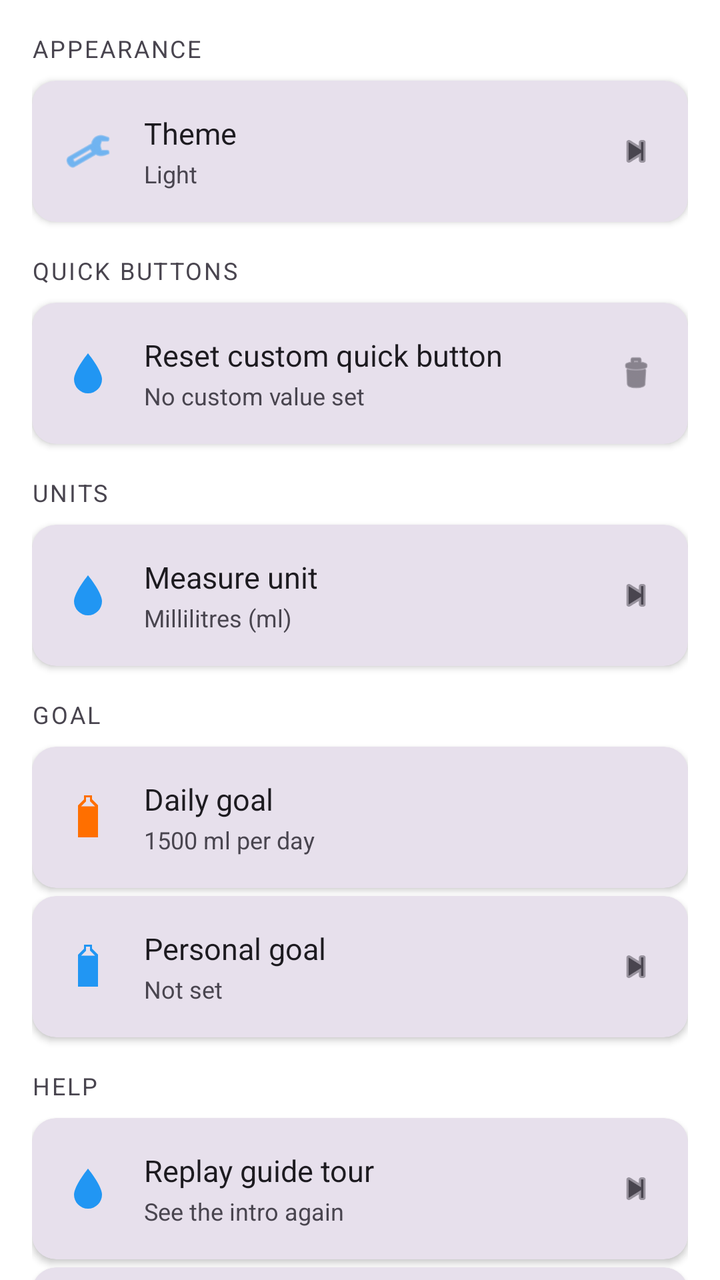
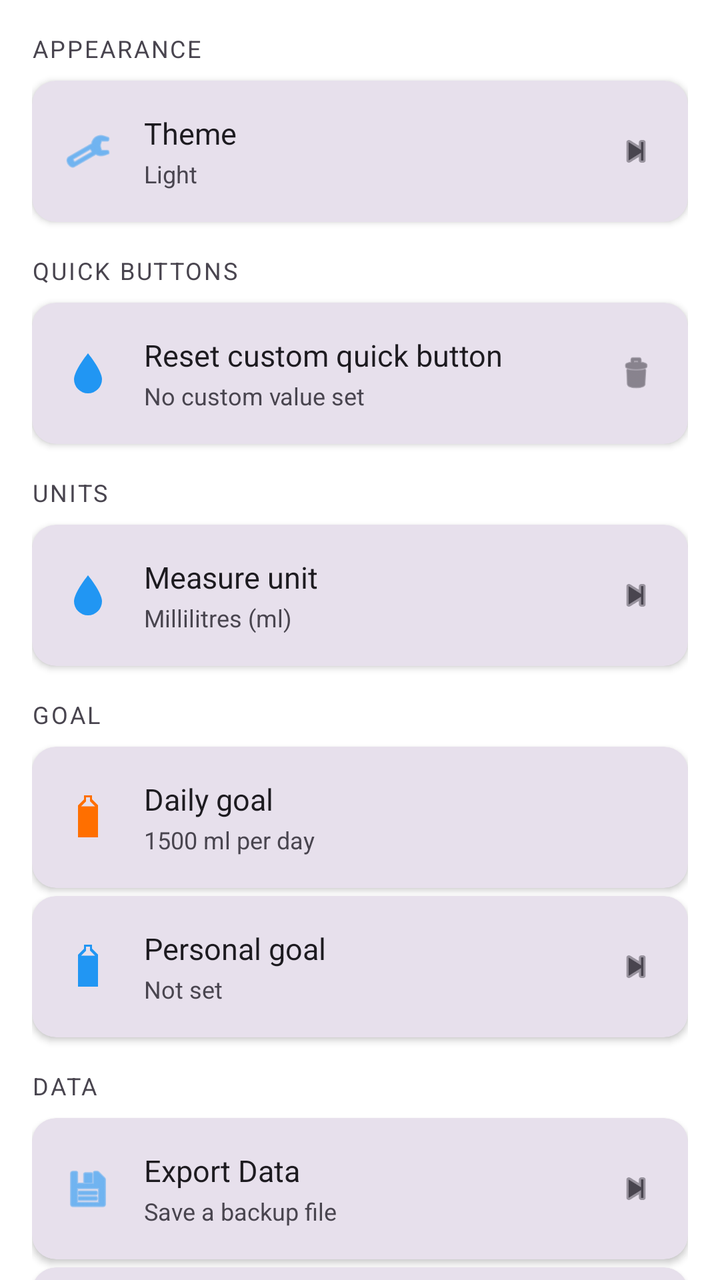

The first picture is an Android layout as it rendered before a commit; the second is the same layout after the commit. The layout source and the unified diff follow.
<!-- AndroidManifest.xml: application theme Theme.WaterReminder -->
<!-- res/layout/fragment_settings.xml -->
<?xml version="1.0" encoding="utf-8"?>
<androidx.core.widget.NestedScrollView xmlns:android="http://schemas.android.com/apk/res/android"
    xmlns:app="http://schemas.android.com/apk/res-auto"
    android:layout_width="match_parent"
    android:layout_height="match_parent"
    android:background="@color/page_background">

    <LinearLayout
        android:layout_width="match_parent"
        android:layout_height="wrap_content"
        android:orientation="vertical"
        android:padding="16dp">

        
        <TextView
            android:layout_width="match_parent"
            android:layout_height="wrap_content"
            android:layout_marginBottom="8dp"
            android:text="Appearance"
            android:textColor="?attr/colorOnSurfaceVariant"
            android:textSize="12sp"
            android:textAllCaps="true"
            android:letterSpacing="0.08" />

        <androidx.cardview.widget.CardView
            android:layout_width="match_parent"
            android:layout_height="wrap_content"
            android:layout_marginBottom="16dp"
            app:cardCornerRadius="12dp"
            app:cardElevation="2dp"
            app:cardBackgroundColor="?attr/colorSurfaceVariant">

            <LinearLayout
                android:id="@+id/row_set_theme"
                android:layout_width="match_parent"
                android:layout_height="wrap_content"
                android:orientation="horizontal"
                android:gravity="center_vertical"
                android:padding="16dp"
                android:background="?attr/selectableItemBackground"
                android:clickable="true"
                android:focusable="true">

                <ImageView
                    android:layout_width="24dp"
                    android:layout_height="24dp"
                    android:layout_marginEnd="16dp"
                    android:src="@android:drawable/ic_menu_manage"
                    android:tint="@color/brand_blue" />

                <LinearLayout
                    android:layout_width="0dp"
                    android:layout_height="wrap_content"
                    android:layout_weight="1"
                    android:orientation="vertical">

                    <TextView
                        android:layout_width="wrap_content"
                        android:layout_height="wrap_content"
                        android:text="Theme"
                        android:textColor="?attr/colorOnSurface"
                        android:textSize="15sp" />

                    <TextView
                        android:id="@+id/text_theme_current"
                        android:layout_width="wrap_content"
                        android:layout_height="wrap_content"
                        android:layout_marginTop="2dp"
                        android:text="Light"
                        android:textColor="?attr/colorOnSurfaceVariant"
                        android:textSize="12sp" />

                </LinearLayout>

                <ImageView
                    android:layout_width="20dp"
                    android:layout_height="20dp"
                    android:src="@android:drawable/ic_media_next"
                    android:tint="?attr/colorOnSurfaceVariant" />

            </LinearLayout>

        </androidx.cardview.widget.CardView>

        
        <TextView
            android:layout_width="match_parent"
            android:layout_height="wrap_content"
            android:layout_marginBottom="8dp"
            android:text="Quick buttons"
            android:textColor="?attr/colorOnSurfaceVariant"
            android:textSize="12sp"
            android:textAllCaps="true"
            android:letterSpacing="0.08" />

        <androidx.cardview.widget.CardView
            android:layout_width="match_parent"
            android:layout_height="wrap_content"
            android:layout_marginBottom="16dp"
            app:cardCornerRadius="12dp"
            app:cardElevation="2dp"
            app:cardBackgroundColor="?attr/colorSurfaceVariant">

            <LinearLayout
                android:id="@+id/row_reset_custom"
                android:layout_width="match_parent"
                android:layout_height="wrap_content"
                android:orientation="horizontal"
                android:gravity="center_vertical"
                android:padding="16dp"
                android:background="?attr/selectableItemBackground"
                android:clickable="true"
                android:focusable="true">

                <ImageView
                    android:layout_width="24dp"
                    android:layout_height="24dp"
                    android:layout_marginEnd="16dp"
                    android:src="@drawable/ic_water_drop"
                    android:tint="@color/brand_blue" />

                <LinearLayout
                    android:layout_width="0dp"
                    android:layout_height="wrap_content"
                    android:layout_weight="1"
                    android:orientation="vertical">

                    <TextView
                        android:layout_width="wrap_content"
                        android:layout_height="wrap_content"
                        android:text="Reset custom quick button"
                        android:textColor="?attr/colorOnSurface"
                        android:textSize="15sp" />

                    <TextView
                        android:id="@+id/text_custom_current"
                        android:layout_width="wrap_content"
                        android:layout_height="wrap_content"
                        android:layout_marginTop="2dp"
                        android:text="No custom value set"
                        android:textColor="?attr/colorOnSurfaceVariant"
                        android:textSize="12sp" />

                </LinearLayout>

                <ImageView
                    android:layout_width="20dp"
                    android:layout_height="20dp"
                    android:src="@android:drawable/ic_menu_delete"
                    android:tint="?attr/colorOnSurfaceVariant" />

            </LinearLayout>

        </androidx.cardview.widget.CardView>

        
        <TextView
            android:layout_width="match_parent"
            android:layout_height="wrap_content"
            android:layout_marginBottom="8dp"
            android:text="Units"
            android:textColor="?attr/colorOnSurfaceVariant"
            android:textSize="12sp"
            android:textAllCaps="true"
            android:letterSpacing="0.08" />

        <androidx.cardview.widget.CardView
            android:layout_width="match_parent"
            android:layout_height="wrap_content"
            android:layout_marginBottom="16dp"
            app:cardCornerRadius="12dp"
            app:cardElevation="2dp"
            app:cardBackgroundColor="?attr/colorSurfaceVariant">

            <LinearLayout
                android:id="@+id/row_set_unit"
                android:layout_width="match_parent"
                android:layout_height="wrap_content"
                android:orientation="horizontal"
                android:gravity="center_vertical"
                android:padding="16dp"
                android:background="?attr/selectableItemBackground"
                android:clickable="true"
                android:focusable="true">

                <ImageView
                    android:layout_width="24dp"
                    android:layout_height="24dp"
                    android:layout_marginEnd="16dp"
                    android:src="@drawable/ic_water_drop"
                    android:tint="@color/brand_blue" />

                <LinearLayout
                    android:layout_width="0dp"
                    android:layout_height="wrap_content"
                    android:layout_weight="1"
                    android:orientation="vertical">

                    <TextView
                        android:layout_width="wrap_content"
                        android:layout_height="wrap_content"
                        android:text="Measure unit"
                        android:textColor="?attr/colorOnSurface"
                        android:textSize="15sp" />

                    <TextView
                        android:id="@+id/text_unit_current"
                        android:layout_width="wrap_content"
                        android:layout_height="wrap_content"
                        android:layout_marginTop="2dp"
                        android:text="Millilitres (ml)"
                        android:textColor="?attr/colorOnSurfaceVariant"
                        android:textSize="12sp" />

                </LinearLayout>

                <ImageView
                    android:layout_width="20dp"
                    android:layout_height="20dp"
                    android:src="@android:drawable/ic_media_next"
                    android:tint="?attr/colorOnSurfaceVariant" />

            </LinearLayout>

        </androidx.cardview.widget.CardView>

        
        <TextView
            android:layout_width="match_parent"
            android:layout_height="wrap_content"
            android:layout_marginBottom="8dp"
            android:text="Goal"
            android:textColor="?attr/colorOnSurfaceVariant"
            android:textSize="12sp"
            android:textAllCaps="true"
            android:letterSpacing="0.08" />

        <androidx.cardview.widget.CardView
            android:layout_width="match_parent"
            android:layout_height="wrap_content"
            android:layout_marginBottom="2dp"
            app:cardCornerRadius="12dp"
            app:cardElevation="2dp"
            app:cardBackgroundColor="?attr/colorSurfaceVariant">

            
            <LinearLayout
                android:layout_width="match_parent"
                android:layout_height="wrap_content"
                android:orientation="horizontal"
                android:gravity="center_vertical"
                android:padding="16dp">

                <ImageView
                    android:id="@+id/imageView"
                    android:layout_width="24dp"
                    android:layout_height="24dp"
                    android:layout_marginEnd="16dp"
                    android:tint="@color/brand_orange"
                    app:srcCompat="@drawable/ic_bottle_full" />

                <LinearLayout
                    android:layout_width="0dp"
                    android:layout_height="wrap_content"
                    android:layout_weight="1"
                    android:orientation="vertical">

                    <TextView
                        android:layout_width="wrap_content"
                        android:layout_height="wrap_content"
                        android:text="Daily goal"
                        android:textColor="?attr/colorOnSurface"
                        android:textSize="15sp" />

                    <TextView
                        android:layout_width="wrap_content"
                        android:layout_height="wrap_content"
                        android:layout_marginTop="2dp"
                        android:text="1500 ml per day"
                        android:textColor="?attr/colorOnSurfaceVariant"
                        android:textSize="12sp" />

                </LinearLayout>

            </LinearLayout>

        </androidx.cardview.widget.CardView>

        <androidx.cardview.widget.CardView
            android:layout_width="match_parent"
            android:layout_height="wrap_content"
            android:layout_marginTop="2dp"
            android:layout_marginBottom="16dp"
            app:cardCornerRadius="12dp"
            app:cardElevation="2dp"
            app:cardBackgroundColor="?attr/colorSurfaceVariant">

            
            <LinearLayout
                android:id="@+id/row_set_personal_goal"
                android:layout_width="match_parent"
                android:layout_height="wrap_content"
                android:orientation="horizontal"
                android:gravity="center_vertical"
                android:padding="16dp"
                android:background="?attr/selectableItemBackground"
                android:clickable="true"
                android:focusable="true">

                <ImageView
                    android:layout_width="24dp"
                    android:layout_height="24dp"
                    android:layout_marginEnd="16dp"
                    android:src="@drawable/ic_bottle_full"
                    android:tint="@color/brand_blue" />

                <LinearLayout
                    android:layout_width="0dp"
                    android:layout_height="wrap_content"
                    android:layout_weight="1"
                    android:orientation="vertical">

                    <TextView
                        android:layout_width="wrap_content"
                        android:layout_height="wrap_content"
                        android:text="Personal goal"
                        android:textColor="?attr/colorOnSurface"
                        android:textSize="15sp" />

                    <TextView
                        android:id="@+id/text_personal_goal_current"
                        android:layout_width="wrap_content"
                        android:layout_height="wrap_content"
                        android:layout_marginTop="2dp"
                        android:text="Not set"
                        android:textColor="?attr/colorOnSurfaceVariant"
                        android:textSize="12sp" />

                </LinearLayout>

                <ImageView
                    android:layout_width="20dp"
                    android:layout_height="20dp"
                    android:src="@android:drawable/ic_media_next"
                    android:tint="?attr/colorOnSurfaceVariant" />

            </LinearLayout>

        </androidx.cardview.widget.CardView>

        
        <TextView
            android:layout_width="match_parent"
            android:layout_height="wrap_content"
            android:layout_marginBottom="8dp"
            android:text="Help"
            android:textColor="?attr/colorOnSurfaceVariant"
            android:textSize="12sp"
            android:textAllCaps="true"
            android:letterSpacing="0.08" />

        <androidx.cardview.widget.CardView
            android:layout_width="match_parent"
            android:layout_height="wrap_content"
            android:layout_marginBottom="2dp"
            app:cardCornerRadius="12dp"
            app:cardElevation="2dp"
            app:cardBackgroundColor="?attr/colorSurfaceVariant">

            <LinearLayout
                android:id="@+id/row_replay_tour"
                android:layout_width="match_parent"
                android:layout_height="wrap_content"
                android:orientation="horizontal"
                android:gravity="center_vertical"
                android:padding="16dp"
                android:background="?attr/selectableItemBackground"
                android:clickable="true"
                android:focusable="true">

                <ImageView
                    android:layout_width="24dp"
                    android:layout_height="24dp"
                    android:layout_marginEnd="16dp"
                    android:src="@drawable/ic_water_drop"
                    android:tint="@color/brand_blue" />

                <LinearLayout
                    android:layout_width="0dp"
                    android:layout_height="wrap_content"
                    android:layout_weight="1"
                    android:orientation="vertical">

                    <TextView
                        android:layout_width="wrap_content"
                        android:layout_height="wrap_content"
                        android:text="Replay guide tour"
                        android:textColor="?attr/colorOnSurface"
                        android:textSize="15sp" />

                    <TextView
                        android:layout_width="wrap_content"
                        android:layout_height="wrap_content"
                        android:layout_marginTop="2dp"
                        android:text="See the intro again"
                        android:textColor="?attr/colorOnSurfaceVariant"
                        android:textSize="12sp" />

                </LinearLayout>

                <ImageView
                    android:layout_width="20dp"
                    android:layout_height="20dp"
                    android:src="@android:drawable/ic_media_next"
                    android:tint="?attr/colorOnSurfaceVariant" />

            </LinearLayout>

        </androidx.cardview.widget.CardView>

        <androidx.cardview.widget.CardView
            android:layout_width="match_parent"
            android:layout_height="wrap_content"
            android:layout_marginTop="2dp"
            android:layout_marginBottom="16dp"
            app:cardCornerRadius="12dp"
            app:cardElevation="2dp"
            app:cardBackgroundColor="?attr/colorSurfaceVariant">

            <LinearLayout
                android:id="@+id/row_privacy_policy"
                android:layout_width="match_parent"
                android:layout_height="wrap_content"
                android:orientation="horizontal"
                android:gravity="center_vertical"
                android:padding="16dp"
                android:background="?attr/selectableItemBackground"
                android:clickable="true"
                android:focusable="true">

                <ImageView
                    android:layout_width="24dp"
                    android:layout_height="24dp"
                    android:layout_marginEnd="16dp"
                    android:src="@android:drawable/ic_menu_info_details"
                    android:tint="@color/brand_blue" />

                <LinearLayout
                    android:layout_width="0dp"
                    android:layout_height="wrap_content"
                    android:layout_weight="1"
                    android:orientation="vertical">

                    <TextView
                        android:layout_width="wrap_content"
                        android:layout_height="wrap_content"
                        android:text="Privacy Policy"
                        android:textColor="?attr/colorOnSurface"
                        android:textSize="15sp" />

                    <TextView
                        android:layout_width="wrap_content"
                        android:layout_height="wrap_content"
                        android:layout_marginTop="2dp"
                        android:text="How your data is handled"
                        android:textColor="?attr/colorOnSurfaceVariant"
                        android:textSize="12sp" />

                </LinearLayout>

                <ImageView
                    android:layout_width="20dp"
                    android:layout_height="20dp"
                    android:src="@android:drawable/ic_media_next"
                    android:tint="?attr/colorOnSurfaceVariant" />

            </LinearLayout>

        </androidx.cardview.widget.CardView>

        <androidx.cardview.widget.CardView
            android:layout_width="match_parent"
            android:layout_height="wrap_content"
            android:layout_marginTop="2dp"
            android:layout_marginBottom="16dp"
            app:cardCornerRadius="12dp"
            app:cardElevation="2dp"
            app:cardBackgroundColor="?attr/colorSurfaceVariant">

            <LinearLayout
                android:id="@+id/row_changelog"
                android:layout_width="match_parent"
                android:layout_height="wrap_content"
                android:orientation="horizontal"
                android:gravity="center_vertical"
                android:padding="16dp"
                android:background="?attr/selectableItemBackground"
                android:clickable="true"
                android:focusable="true">

                <ImageView
                    android:layout_width="24dp"
                    android:layout_height="24dp"
                    android:layout_marginEnd="16dp"
                    android:src="@android:drawable/ic_menu_recent_history"
                    android:tint="@color/brand_blue" />

                <LinearLayout
                    android:layout_width="0dp"
                    android:layout_height="wrap_content"
                    android:layout_weight="1"
                    android:orientation="vertical">

                    <TextView
                        android:layout_width="wrap_content"
                        android:layout_height="wrap_content"
                        android:text="@string/changelog_label"
                        android:textColor="?attr/colorOnSurface"
                        android:textSize="15sp" />

                    <TextView
                        android:layout_width="wrap_content"
                        android:layout_height="wrap_content"
                        android:layout_marginTop="2dp"
                        android:text="@string/changelog_row_subtitle"
                        android:textColor="?attr/colorOnSurfaceVariant"
                        android:textSize="12sp" />

                </LinearLayout>

                <ImageView
                    android:layout_width="20dp"
                    android:layout_height="20dp"
                    android:src="@android:drawable/ic_media_next"
                    android:tint="?attr/colorOnSurfaceVariant" />

            </LinearLayout>

        </androidx.cardview.widget.CardView>

        <TextView
            android:id="@+id/text_app_version"
            android:layout_width="wrap_content"
            android:layout_height="wrap_content"
            android:layout_marginTop="10dp"
            android:textColor="?attr/colorOnSurfaceVariant"
            android:textSize="12sp" />

    </LinearLayout>

</androidx.core.widget.NestedScrollView>
<!-- resources referenced by this layout -->
<resources>
  <color name="brand_blue">#2196F3</color>
  <color name="brand_orange">#FF6F00</color>
  <color name="page_background">#FFFFFF</color>
  <!-- drawable ic_bottle_full (drawable) -->
  <?xml version="1.0" encoding="utf-8"?>
  <vector xmlns:android="http://schemas.android.com/apk/res/android"
      android:width="24dp"
      android:height="24dp"
      android:viewportWidth="24"
      android:viewportHeight="24">
      <path
          android:fillColor="#FFFFFF"
          android:fillType="evenOdd"
          android:pathData="
              M10,1 H14 V3 L17,6 V22 H7 V6 L10,3 Z
              M11,2 H13 V4 L15.5,6.5 V21 H8.5 V6.5 L11,4 Z
              M8.5,6.5 H15.5 V21 H8.5 Z" />
  </vector>
  <!-- drawable ic_water_drop (drawable) -->
  <?xml version="1.0" encoding="utf-8"?>
  <vector xmlns:android="http://schemas.android.com/apk/res/android"
      android:width="18dp"
      android:height="18dp"
      android:viewportWidth="24"
      android:viewportHeight="24">
      <path
          android:fillColor="#2196F3"
          android:pathData="M12,2C12,2 5,10.5 5,15a7,7 0,0 0,14 0C19,10.5 12,2 12,2z" />
  </vector>
  <string name="changelog_label">Change Log</string>
  <string name="changelog_row_subtitle">What\'s new in each version</string>
  <style name="Theme.WaterReminder" parent="Base.Theme.WaterReminder" />
  <style name="Base.Theme.WaterReminder" parent="Theme.Material3.DayNight.NoActionBar">
          
          
      </style>
</resources>

<!-- the commit's change to res/layout/fragment_settings.xml (unified diff, before → after) -->
@@ -353,6 +353,136 @@
             android:layout_width="match_parent"
             android:layout_height="wrap_content"
             android:layout_marginBottom="8dp"
+            android:text="@string/settings_section_data"
+            android:textColor="?attr/colorOnSurfaceVariant"
+            android:textSize="12sp"
+            android:textAllCaps="true"
+            android:letterSpacing="0.08" />
+
+        <androidx.cardview.widget.CardView
+            android:layout_width="match_parent"
+            android:layout_height="wrap_content"
+            android:layout_marginBottom="2dp"
+            app:cardCornerRadius="12dp"
+            app:cardElevation="2dp"
+            app:cardBackgroundColor="?attr/colorSurfaceVariant">
+
+            <LinearLayout
+                android:id="@+id/row_export_data"
+                android:layout_width="match_parent"
+                android:layout_height="wrap_content"
+                android:orientation="horizontal"
+                android:gravity="center_vertical"
+                android:padding="16dp"
+                android:background="?attr/selectableItemBackground"
+                android:clickable="true"
+                android:focusable="true">
+
+                <ImageView
+                    android:layout_width="24dp"
+                    android:layout_height="24dp"
+                    android:layout_marginEnd="16dp"
+                    android:src="@android:drawable/ic_menu_save"
+                    android:tint="@color/brand_blue" />
+
+                <LinearLayout
+                    android:layout_width="0dp"
+                    android:layout_height="wrap_content"
+                    android:layout_weight="1"
+                    android:orientation="vertical">
+
+                    <TextView
+                        android:layout_width="wrap_content"
+                        android:layout_height="wrap_content"
+                        android:text="@string/settings_export_data"
+                        android:textColor="?attr/colorOnSurface"
+                        android:textSize="15sp" />
+
+                    <TextView
+                        android:layout_width="wrap_content"
+                        android:layout_height="wrap_content"
+                        android:layout_marginTop="2dp"
+                        android:text="@string/settings_export_data_subtitle"
+                        android:textColor="?attr/colorOnSurfaceVariant"
+                        android:textSize="12sp" />
+
+                </LinearLayout>
+
+                <ImageView
+                    android:layout_width="20dp"
+                    android:layout_height="20dp"
+                    android:src="@android:drawable/ic_media_next"
+                    android:tint="?attr/colorOnSurfaceVariant" />
+
+            </LinearLayout>
+
+        </androidx.cardview.widget.CardView>
+
+        <androidx.cardview.widget.CardView
+            android:layout_width="match_parent"
+            android:layout_height="wrap_content"
+            android:layout_marginTop="2dp"
+            android:layout_marginBottom="16dp"
+            app:cardCornerRadius="12dp"
+            app:cardElevation="2dp"
+            app:cardBackgroundColor="?attr/colorSurfaceVariant">
+
+            <LinearLayout
+                android:id="@+id/row_import_data"
+                android:layout_width="match_parent"
+                android:layout_height="wrap_content"
+                android:orientation="horizontal"
+                android:gravity="center_vertical"
+                android:padding="16dp"
+                android:background="?attr/selectableItemBackground"
+                android:clickable="true"
+                android:focusable="true">
+
+                <ImageView
+                    android:layout_width="24dp"
+                    android:layout_height="24dp"
+                    android:layout_marginEnd="16dp"
+                    android:src="@android:drawable/ic_menu_revert"
+                    android:tint="@color/brand_blue" />
+
+                <LinearLayout
+                    android:layout_width="0dp"
+                    android:layout_height="wrap_content"
+                    android:layout_weight="1"
+                    android:orientation="vertical">
+
+                    <TextView
+                        android:layout_width="wrap_content"
+                        android:layout_height="wrap_content"
+                        android:text="@string/settings_import_data"
+                        android:textColor="?attr/colorOnSurface"
+                        android:textSize="15sp" />
+
+                    <TextView
+                        android:layout_width="wrap_content"
+                        android:layout_height="wrap_content"
+                        android:layout_marginTop="2dp"
+                        android:text="@string/settings_import_data_subtitle"
+                        android:textColor="?attr/colorOnSurfaceVariant"
+                        android:textSize="12sp" />
+
+                </LinearLayout>
+
+                <ImageView
+                    android:layout_width="20dp"
+                    android:layout_height="20dp"
+                    android:src="@android:drawable/ic_media_next"
+                    android:tint="?attr/colorOnSurfaceVariant" />
+
+            </LinearLayout>
+
+        </androidx.cardview.widget.CardView>
+
+        
+        <TextView
+            android:layout_width="match_parent"
+            android:layout_height="wrap_content"
+            android:layout_marginBottom="8dp"
             android:text="Help"
             android:textColor="?attr/colorOnSurfaceVariant"
             android:textSize="12sp"
<!-- resource entries referenced after the edit -->
@@ -31,6 +31,11 @@
   </vector>
   <string name="changelog_label">Change Log</string>
   <string name="changelog_row_subtitle">What\'s new in each version</string>
+  <string name="settings_export_data">Export Data</string>
+  <string name="settings_export_data_subtitle">Save a backup file</string>
+  <string name="settings_import_data">Import Data</string>
+  <string name="settings_import_data_subtitle">Restore from a backup file</string>
+  <string name="settings_section_data">Data</string>
   <style name="Theme.WaterReminder" parent="Base.Theme.WaterReminder" />
   <style name="Base.Theme.WaterReminder" parent="Theme.Material3.DayNight.NoActionBar">
           
